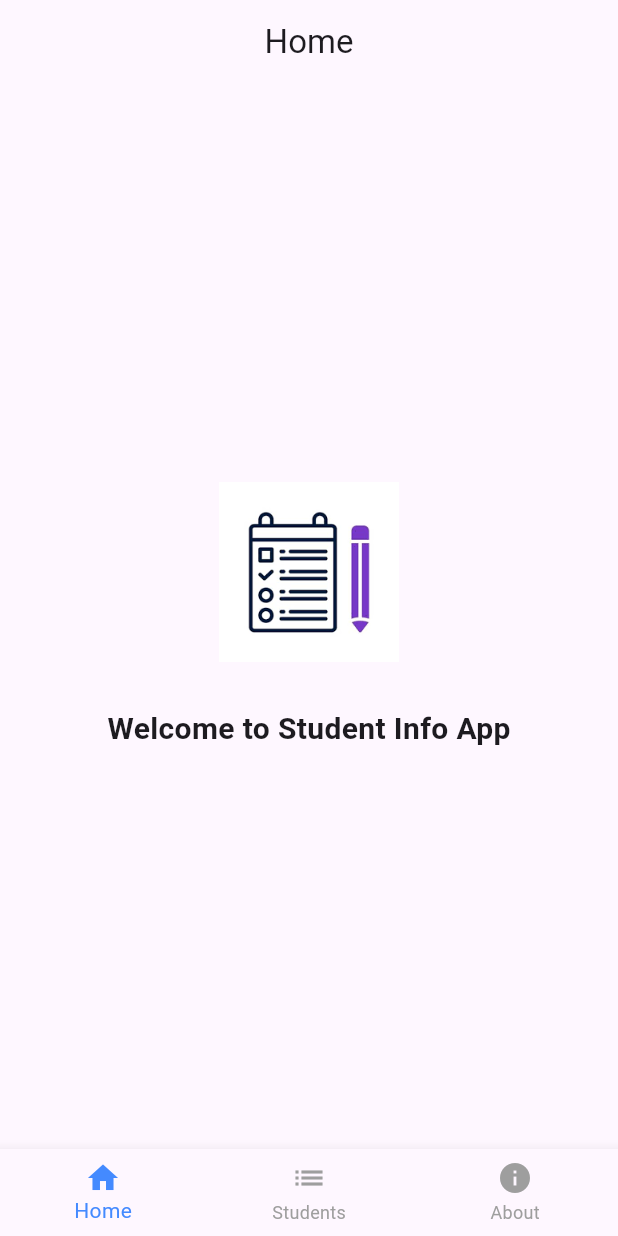
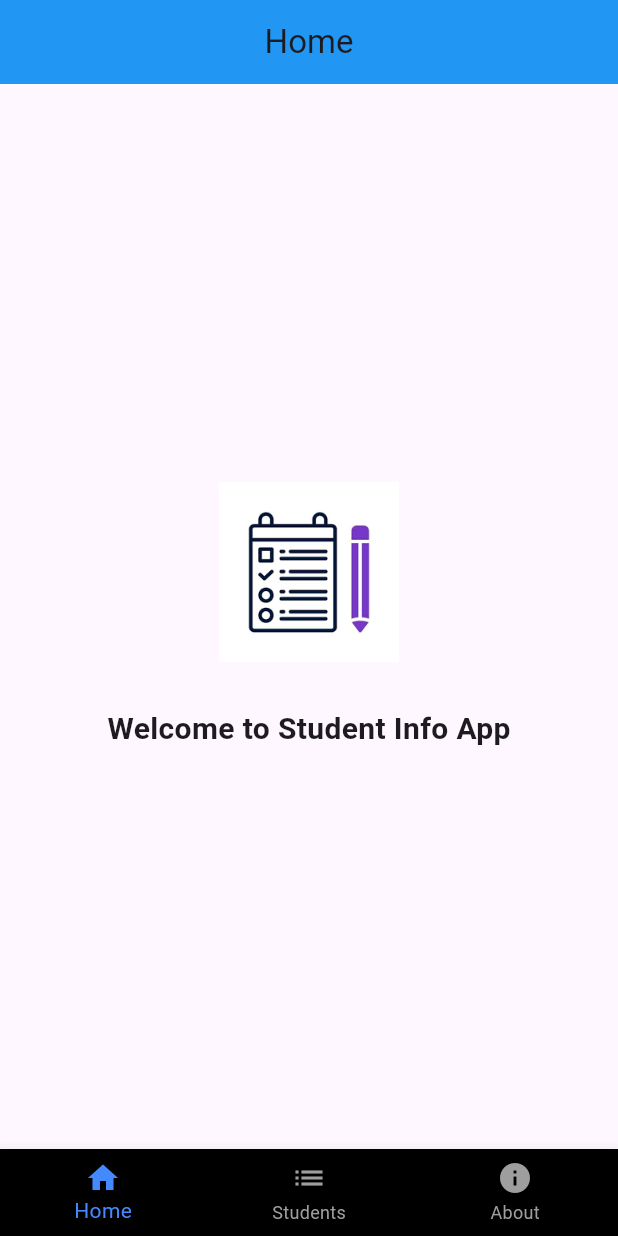
Before and after one commit to Zeeeshaaan/Student-Information-App, a Flutter app: the screen it shows after launch, on a phone screen of 412 x 824 dp. Run offline on Flutter 3.47's test engine with Material 3 defaults, Android fonts, the phone set to English and light mode, and no system bars.

Commit message:
New Canges have been made

```diff
--- a/lib/about_screen.dart
+++ b/lib/about_screen.dart
@@ -21,7 +21,7 @@ class _AboutScreenState extends State<AboutScreen> {
   @override
   Widget build(BuildContext context) {
     return Scaffold(
-      appBar: AppBar(title: Text("About"), centerTitle: true),
+      appBar: AppBar(title: Text("About"), centerTitle: true, backgroundColor: Colors.blue,),
       body: Center(
         child: AnimatedOpacity(
           opacity: _visible ? 1.0 : 0.0,
--- a/lib/home_screen.dart
+++ b/lib/home_screen.dart
@@ -21,7 +21,7 @@ class _HomeScreenState extends State<HomeScreen> {
   @override
   Widget build(BuildContext context) {
     return Scaffold(
-      appBar: AppBar(title: Text("Home"), centerTitle: true),
+      appBar: AppBar(title: Text("Home"), centerTitle: true, backgroundColor: Colors.blue,),
       body: SafeArea(
         child: Center(
           child: Column(
--- a/lib/main.dart
+++ b/lib/main.dart
@@ -11,6 +11,7 @@ class StudentInfoApp extends StatelessWidget {
   @override
   Widget build(BuildContext context) {
     return MaterialApp(
+      debugShowCheckedModeBanner: false,
       title: 'Student Info App',
       theme: ThemeData(
         primarySwatch: Colors.blue,
@@ -49,6 +50,7 @@ class _MainScreenState extends State<MainScreen> {
         onTap: _onItemTapped,
         selectedItemColor: Colors.blueAccent,
         unselectedItemColor: Colors.grey,
+        backgroundColor: Colors.black,
         items: const [
           BottomNavigationBarItem(
             icon: Icon(Icons.home),
--- a/lib/student_list_screen.dart
+++ b/lib/student_list_screen.dart
@@ -29,7 +29,7 @@ class _StudentListScreenState extends State<StudentListScreen> {
   @override
   Widget build(BuildContext context) {
     return Scaffold(
-      appBar: AppBar(title: Text("Students"), centerTitle: true),
+      appBar: AppBar(title: Text("Students"), centerTitle: true, backgroundColor: Colors.blue,),
       body: SafeArea(
         child: ListView.builder(
           itemCount: students.length,
```
Also changed, not shown: 1 other file.
